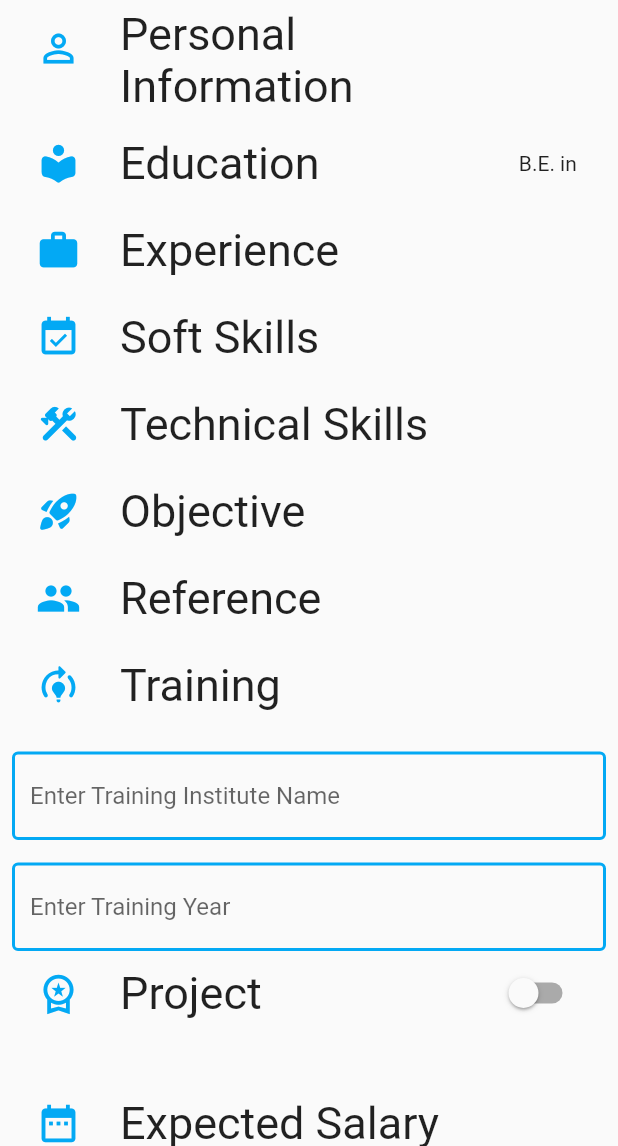
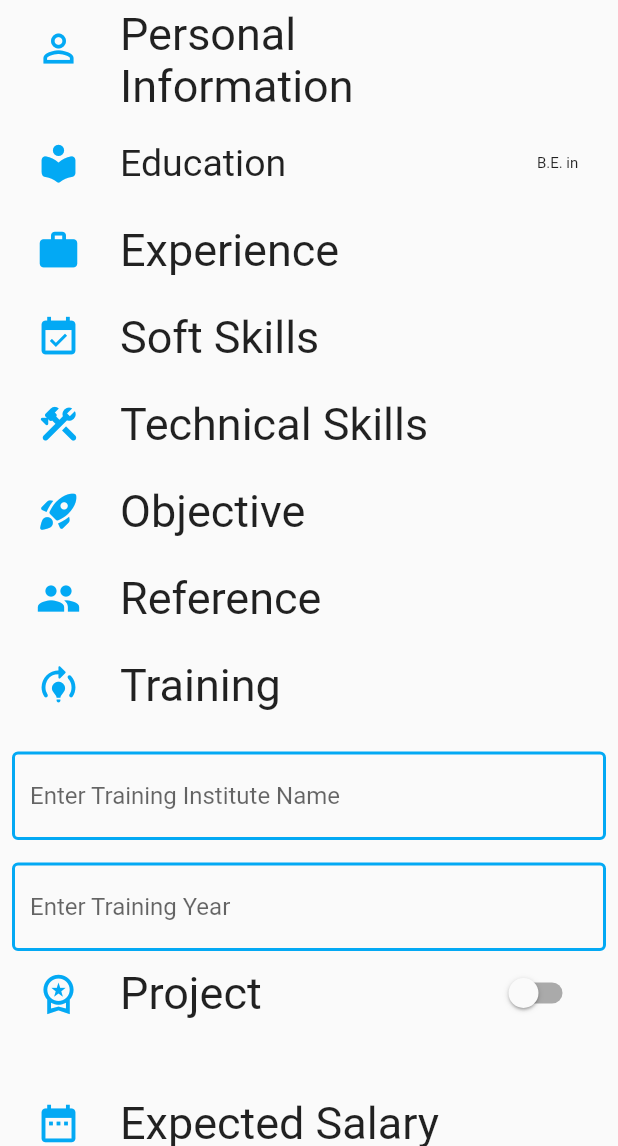
Before and after one commit to VivekTailor19/resume_builder, a Flutter app: the New_Resume screen opened by its route, on a phone screen of 412 x 824 dp, the part 90-1236 px from its top. Run offline on Flutter 3.47's test engine with Material 2 defaults, Android fonts, the phone set to English and light mode, and no system bars; our stand-ins replace image_picker, pdf, printing.

Commit message:
resume builder

```diff
--- a/lib/main.dart
+++ b/lib/main.dart
@@ -10,12 +10,11 @@ void main() {
   runApp(MaterialApp(
     debugShowCheckedModeBanner: false,
     routes: {
-      //"/"       : (context) => HomeScreen(),
-     //"old_resume" : (context) => Old_Resume(),
+      "/"       : (context) => HomeScreen(),
       "new_resume" : (context) => New_Resume(),
       "preview" : (context) => Preview_Screen(),
       "preview_02" : (context) => Preview_02(),
-      "/" : (context) => Preview_02(),
+      //"/" : (context) => Preview_02(),
 
 
 
--- a/lib/resumes/new_resume.dart
+++ b/lib/resumes/new_resume.dart
@@ -145,7 +145,7 @@ class _New_ResumeState extends State<New_Resume> {
                           child: Container(color: Colors.white,
                             child:ExpansionTile(
                               leading: Icon(Icons.public,size: 30,color: Colors.lightBlue),
-                              title: Text("Nationality",style: TextStyle(fontSize: 30 )),
+                              title: Text("Nationality",style: TextStyle(fontSize: 25 )),
                               trailing: Text("$country",style: TextStyle(fontSize: 20)),
                               children: [
                                 NationalityRadio("Indian"),
@@ -165,8 +165,8 @@ class _New_ResumeState extends State<New_Resume> {
                     padding: const EdgeInsets.symmetric(horizontal: 8.0),
                     child: ExpansionTile(
                       leading: Icon(Icons.local_library_rounded, size: 30, color: Colors.lightBlue),
-                      title: Text("Education", style: TextStyle(fontSize: 30,),),
-                      trailing: Text("$eduSel in $stream"),
+                      title: Text("Education", style: TextStyle(fontSize: 25,),),
+                      trailing: Text("$eduSel in $stream",textAlign: TextAlign.justify,softWrap: true,style: TextStyle(fontSize: 10),),
                       children: [
                         DropdownButton(
                           isExpanded: true,
```
